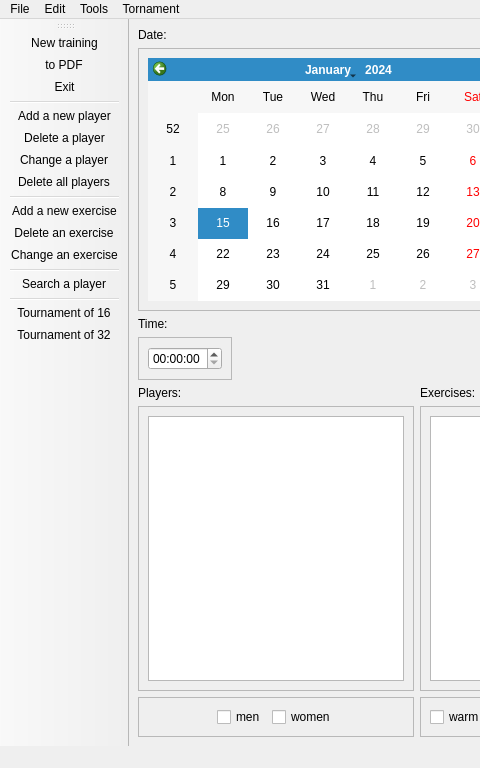
Before: the Qt Designer form BVB_Manager/bvb_manager.ui in Sautenko-Andrey/BVB_Manager, drawn with Qt 5; both pictures show x 0 to 480 and y 0 to 768 of the 1366 by 768 pixel window.
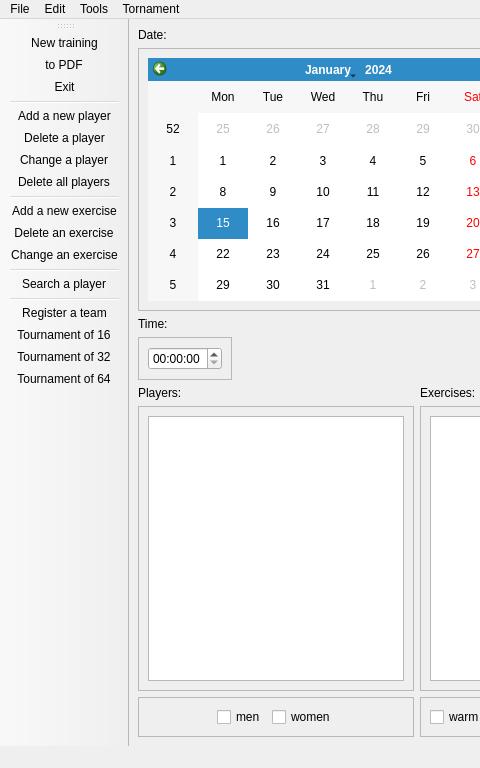
After: the same form once the commit is applied. Icons and pictures are not drawn.

Commit message: made team registration widget. made first attemps to draw double elimination net

```diff
--- a/BVB_Manager/bvb_manager.ui
+++ b/BVB_Manager/bvb_manager.ui
@@ -740,8 +740,10 @@
    <addaction name="separator"/>
    <addaction name="actionSearch_a_player"/>
    <addaction name="separator"/>
+   <addaction name="actionRegister_a_team"/>
    <addaction name="actionTournament_16"/>
    <addaction name="actionTournament_32"/>
+   <addaction name="actionTournament_64"/>
   </widget>
   <action name="actionNew_training">
    <property name="icon">
@@ -865,6 +867,15 @@
     <string>Tournament of 64</string>
    </property>
   </action>
+  <action name="actionRegister_a_team">
+   <property name="icon">
+    <iconset resource="res.qrc">
+     <normaloff>:/images/team_registration.png</normaloff>:/images/team_registration.png</iconset>
+   </property>
+   <property name="text">
+    <string>Register a team</string>
+   </property>
+  </action>
  </widget>
  <resources>
   <include location="res.qrc"/>
```
Left out of the diff: 5 changed lines with no effect on the pictures. The commit also changes 10 other files.
